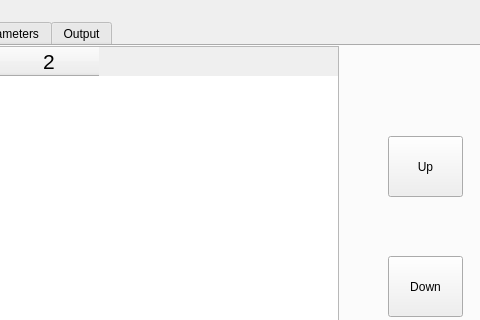
First picture: the form in order.ui, repository xpclove/autofp, before the edit; both pictures show x 104 to 584 and y 0 to 320 of the 584 by 556 pixel window.
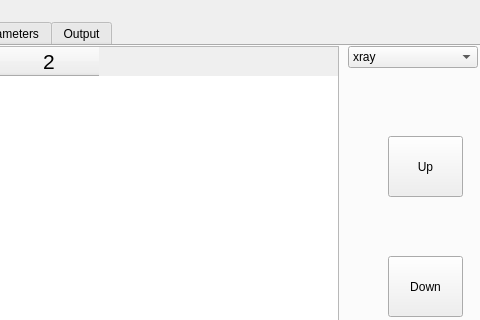
Second picture: the form after the edit.

Patch:
```diff
--- a/order.ui
+++ b/order.ui
@@ -159,6 +159,36 @@
       <string>configure</string>
      </property>
     </widget>
+    <widget class="QComboBox" name="comboBox">
+     <property name="geometry">
+      <rect>
+       <x>450</x>
+       <y>0</y>
+       <width>130</width>
+       <height>22</height>
+      </rect>
+     </property>
+     <item>
+      <property name="text">
+       <string>xray</string>
+      </property>
+     </item>
+     <item>
+      <property name="text">
+       <string>neutron_cw</string>
+      </property>
+     </item>
+     <item>
+      <property name="text">
+       <string>neutron_tof</string>
+      </property>
+     </item>
+     <item>
+      <property name="text">
+       <string>profile</string>
+      </property>
+     </item>
+    </widget>
    </widget>
    <widget class="QWidget" name="tab_2">
     <attribute name="title">
```
